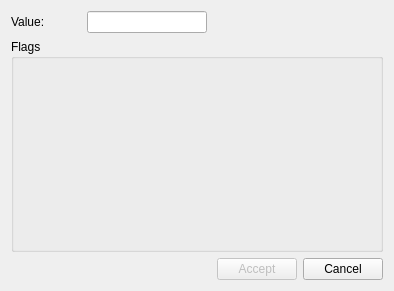
Above: src/gui/FlagsWidget.ui from swmud-net/swaedit before the change. Below: the same form after it.
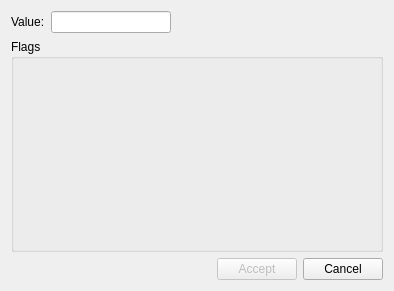
That is the form after the change.

Diff of the .ui file:
```diff
--- a/src/gui/FlagsWidget.ui
+++ b/src/gui/FlagsWidget.ui
@@ -15,32 +15,8 @@
   <layout class="QVBoxLayout" >
    <item>
     <layout class="QHBoxLayout" >
-     <property name="rightMargin" >
-      <number>0</number>
-     </property>
-     <property name="leftMargin" >
-      <number>0</number>
-     </property>
-     <property name="topMargin" >
-      <number>0</number>
-     </property>
-     <property name="bottomMargin" >
-      <number>0</number>
-     </property>
      <item>
       <widget class="QLabel" name="label" >
-       <property name="minimumSize" >
-        <size>
-         <width>70</width>
-         <height>0</height>
-        </size>
-       </property>
-       <property name="maximumSize" >
-        <size>
-         <width>70</width>
-         <height>16777215</height>
-        </size>
-       </property>
        <property name="text" >
         <string>Value:</string>
        </property>
```
